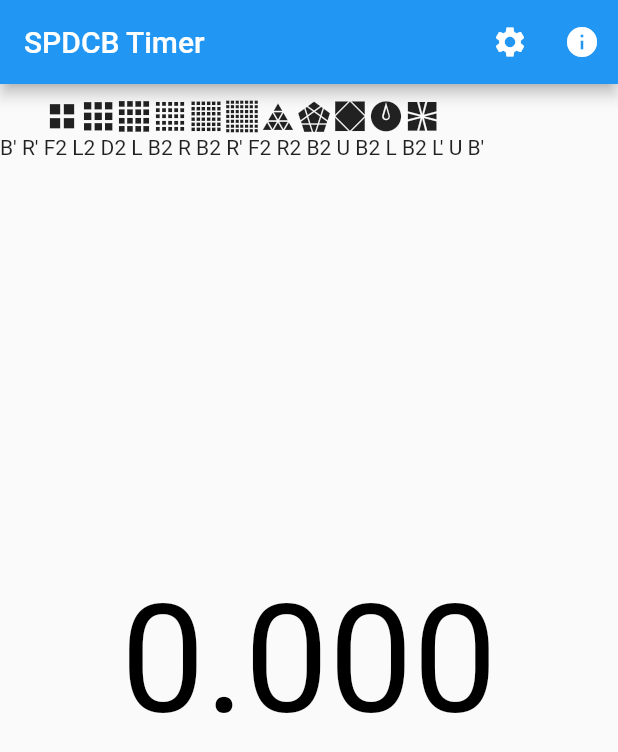
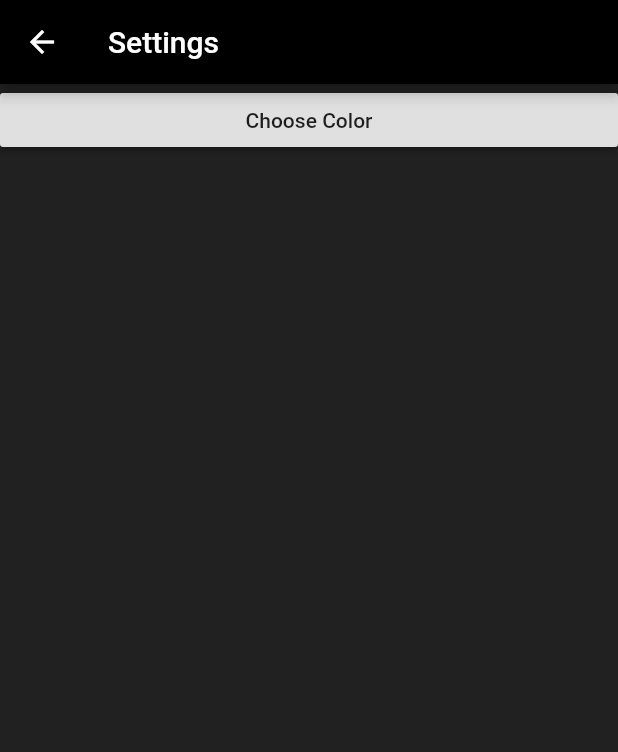
Before and after one commit to jordanmosakowski/spdcb_timer, a Flutter app: the screen it shows after launch, after a tap on the "settings" icon, on a phone screen of 412 x 824 dp. Shown: the top 752 px of the screen. Run offline on Flutter 3.47's test engine with Material 2 defaults, Android fonts, the phone set to English and light mode, and no system bars; our stand-ins replace flutter_colorpicker.

Commit message:
basic theming stuff

```diff
--- a/lib/database.dart
+++ b/lib/database.dart
@@ -8,6 +8,7 @@ class Database{
   int input;//input method, 0:keyboard, 1:type, 2:stackmat,
   int inspection;//inspection Time
   List<Session> sessions;
+  int versionCode;//should match ios/Android build #s
 }
 
 class Session{
--- a/lib/main.dart
+++ b/lib/main.dart
@@ -1,19 +1,45 @@
 import 'dart:async';
 
+import 'package:flutter/foundation.dart';
 import 'package:flutter/material.dart';
 import 'package:flutter/services.dart';
 import 'package:spdcb_timer_new/cubing_icons.dart';
+import 'package:spdcb_timer_new/scramble_icon.dart';
+import 'package:spdcb_timer_new/settings_page.dart';
 
 void main() => runApp(MyApp());
 
 class MyApp extends StatelessWidget {
+
+  Color colorPrimary = Colors.white;
+  Color colorAccent = Color.fromRGBO(200, 200, 200, 1.0);
+  Color colorBackground = Colors.grey[900];
+  Color colorSecondP = Colors.white;
+  Color colorSecondB = Colors.black;
+
   @override
   Widget build(BuildContext context) {
     return MaterialApp(
       title: 'SPDCB Timer',
       debugShowCheckedModeBanner: false,
       theme: ThemeData(
-        primarySwatch: Colors.blue,
+        scaffoldBackgroundColor: colorBackground,
+        textTheme: TextTheme(
+          body1: TextStyle(
+            color: colorPrimary
+          ),
+        ),
+        disabledColor: colorAccent,
+        primaryColor: colorSecondB,
+        primaryTextTheme: TextTheme(
+          title: TextStyle(
+            color: colorSecondP,
+          ),
+        ),
+        primaryIconTheme: IconThemeData(
+          color: colorSecondP,
+        )
+
       ),
       home: Home(),
     );
@@ -35,6 +61,7 @@ class _HomeState extends State<Home> {
   Stopwatch mainStopwatch = Stopwatch();
   Stopwatch freezingStopwatch = Stopwatch();
   Stopwatch inspectingStopwatch = Stopwatch();
+  String currentScramble = "e333";
 
   Timer mainTimer;
   Timer freezingTimer;
@@ -58,6 +85,12 @@ class _HomeState extends State<Home> {
     }
   }
 
+  void changeScramble(String id){
+    setState((){
+      currentScramble = id;
+    });
+  }
+
   final FocusNode keyboardFocusNode = FocusNode();
   @override
   Widget build(BuildContext context) {
@@ -65,16 +98,15 @@ class _HomeState extends State<Home> {
     return RawKeyboardListener(
       focusNode: keyboardFocusNode,
       onKey: (RawKeyEvent e){
-        print(e.logicalKey);
         if(e.runtimeType==RawKeyDownEvent){
-          if(e.logicalKey == LogicalKeyboardKey.space){
           if(isSolving){
             isSolving = false;
             mainStopwatch.stop();
             mainTimer = null;
             hasBeenReleased = false;
           }
-            else if (!isSolving && (isInspecting || !hasInspection) && !isFreezing){
+          else if(e.logicalKey == LogicalKeyboardKey.space){
+            if (!isSolving && (isInspecting || !hasInspection) && !isFreezing){
               isFreezing = true;
               freezingStopwatch.reset();
               freezingStopwatch.start();
@@ -125,9 +157,9 @@ class _HomeState extends State<Home> {
           title: Text("SPDCB Timer"),
           actions: <Widget>[
             IconButton(
-              icon: Icon(Icons.settings),
+              icon: Icon(Icons.settings,),
               onPressed: (){
-
+                Navigator.of(context).push(MaterialPageRoute(builder: (builder)=>SettingsPage()));
               },
             ),
             IconButton(
@@ -140,6 +172,7 @@ class _HomeState extends State<Home> {
         ),
         body: GestureDetector(
           onTapDown: (TapDownDetails details){
+            if(!kIsWeb){
               if(isSolving){
                 isSolving = false;
                 mainStopwatch.stop();
@@ -155,9 +188,11 @@ class _HomeState extends State<Home> {
                   setState((){});
                 });
               }
+            }
+
           },
           onTapUp: (TapUpDetails details){//TOOD: Dragging finger doesn't work well
-            if(hasBeenReleased){
+            if(hasBeenReleased && !kIsWeb){
               if(!isInspecting && hasInspection){
                 isInspecting = true;
                 inspectingStopwatch.reset();
@@ -203,23 +238,25 @@ class _HomeState extends State<Home> {
               ),
               Positioned(
                 top: 10,
+                left:0,
+                right:0,
                 child: Column(
                   mainAxisAlignment: MainAxisAlignment.center,
                   crossAxisAlignment: CrossAxisAlignment.center,
                   children: <Widget>[
                     Wrap(
                       children: <Widget>[
-                        Icon(CubingIcons.e222),
-                        Icon(CubingIcons.e333),
-                        Icon(CubingIcons.e444),
-                        Icon(CubingIcons.e555),
-                        Icon(CubingIcons.e666),
-                        Icon(CubingIcons.e777),
-                        Icon(CubingIcons.ePyram),
-                        Icon(CubingIcons.eMinx),
-                        Icon(CubingIcons.eSkewb),
-                        Icon(CubingIcons.eClock),
-                        Icon(CubingIcons.eSq1),
+                        ScrambleIcon(currentScramble,"e222",CubingIcons.e222,changeScramble),
+                        ScrambleIcon(currentScramble,"e333",CubingIcons.e333,changeScramble),
+                        ScrambleIcon(currentScramble,"e444",CubingIcons.e444,changeScramble),
+                        ScrambleIcon(currentScramble,"e555",CubingIcons.e555,changeScramble),
+                        ScrambleIcon(currentScramble,"e666",CubingIcons.e666,changeScramble),
+                        ScrambleIcon(currentScramble,"e777",CubingIcons.e777,changeScramble),
+                        ScrambleIcon(currentScramble,"ePyram",CubingIcons.ePyram,changeScramble),
+                        ScrambleIcon(currentScramble,"eMinx",CubingIcons.eMinx,changeScramble),
+                        ScrambleIcon(currentScramble,"eSkewb",CubingIcons.eSkewb,changeScramble),
+                        ScrambleIcon(currentScramble,"eClock",CubingIcons.eClock,changeScramble),
+                        ScrambleIcon(currentScramble,"eSq1",CubingIcons.eSq1,changeScramble),
                       ],
                     ),
                     Center(child: Text("B' R' F2 L2 D2 L B2 R B2 R' F2 R2 B2 U B2 L B2 L' U B'"))
@@ -231,7 +268,7 @@ class _HomeState extends State<Home> {
                   isInspecting ? (15-(inspectingStopwatch.elapsedMilliseconds/1000).floor()).toString() : specialMinutes(mainStopwatch.elapsedMilliseconds/1000.0),
                   style: TextStyle(
                     fontSize: 100,
-                    color: isFreezing ? (freezingStopwatch.elapsedMilliseconds>=freezeTime ? Colors.green : Colors.red) : Colors.black,
+                    color: isFreezing ? (freezingStopwatch.elapsedMilliseconds>=freezeTime ? Colors.green : Colors.red) : null,
                   ),
                 ),
               )
--- /dev/null
+++ b/lib/scramble_icon.dart
@@ -0,0 +1,22 @@
+import 'package:flutter/material.dart';
+
+class ScrambleIcon extends StatelessWidget {
+  final IconData icon;
+  final String currentId;
+  final String id;
+  final Function(String id) onClick;
+  ScrambleIcon(this.currentId,this.id,this.icon,this.onClick);
+  @override
+  Widget build(BuildContext context) {
+    return InkWell(
+      onTap: (){
+        onClick(id);
+      },
+      child: Icon(
+        icon,
+        size: 40,
+        color: currentId==id ? Theme.of(context).textTheme.body1.color : Theme.of(context).disabledColor,
+      ),
+    );
+  }
+}
--- /dev/null
+++ b/lib/settings_page.dart
@@ -0,0 +1,53 @@
+import 'package:flutter/material.dart';
+import 'package:flutter_colorpicker/block_picker.dart';
+import 'package:flutter_colorpicker/flutter_colorpicker.dart';
+import 'package:flutter_colorpicker/material_picker.dart';
+
+class SettingsPage extends StatefulWidget {
+  @override
+  _SettingsPageState createState() => _SettingsPageState();
+}
+
+class _SettingsPageState extends State<SettingsPage> {
+  @override
+  Widget build(BuildContext context) {
+    return Scaffold(
+      appBar: AppBar(
+        title: Text("Settings"),
+      ),
+      body: ListView(
+        children: <Widget>[
+          RaisedButton(
+            child: Text("Choose Color"),
+            onPressed: (){
+              showDialog(
+                context: context,
+                child: AlertDialog(
+                  title: const Text('Pick a color!'),
+                  content: SingleChildScrollView(
+                    child: ColorPicker(
+                      pickerColor: Colors.red,
+                      onColorChanged: (Color color){
+//                        print(color);
+                      },
+                      enableLabel: false,
+                      pickerAreaHeightPercent: 0.8,
+                    ),
+                  ),
+                  actions: <Widget>[
+                    FlatButton(
+                      child: const Text('Done'),
+                      onPressed: () {
+                        Navigator.of(context).pop();
+                      },
+                    ),
+                  ],
+                ),
+              );
+            },
+          )
+        ],
+      )
+    );
+  }
+}
--- a/pubspec.yaml
+++ b/pubspec.yaml
@@ -10,6 +10,7 @@ dependencies:
   flutter:
     sdk: flutter
   cupertino_icons: ^0.1.2
+  flutter_colorpicker: ^0.2.6
 
 dev_dependencies:
   flutter_test:
```
Also changed, not shown: lib/scramblers/utils.dart (+17 -17 lines), pubspec.lock. Lines whose indentation alone changed are shown as unchanged.
